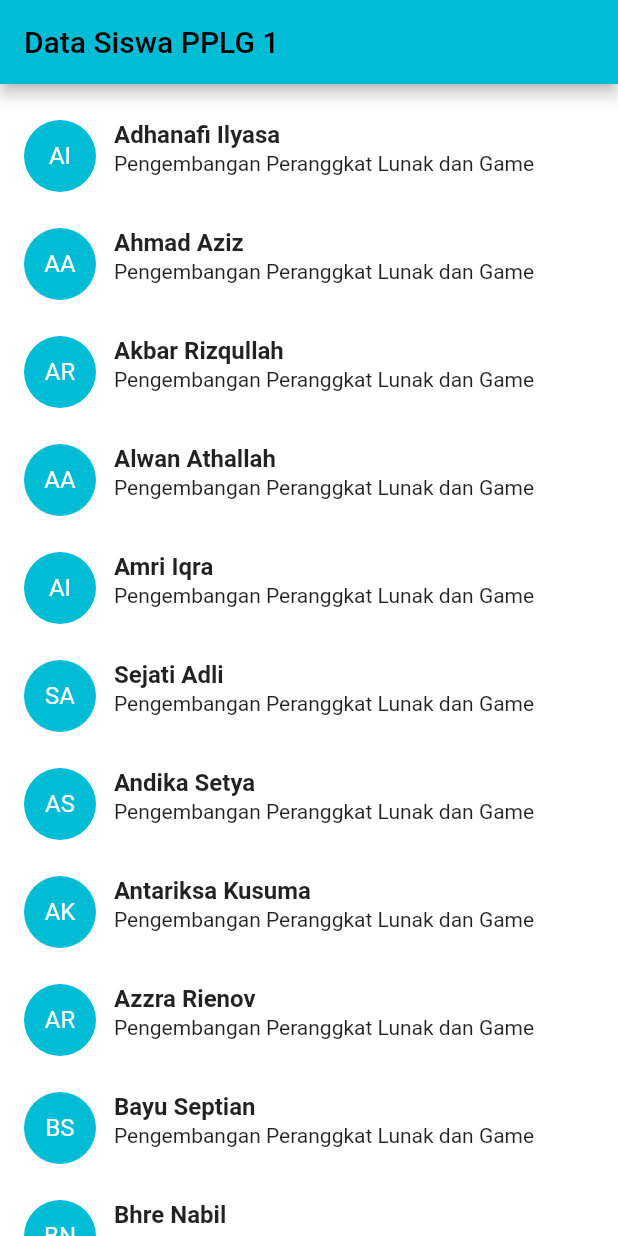
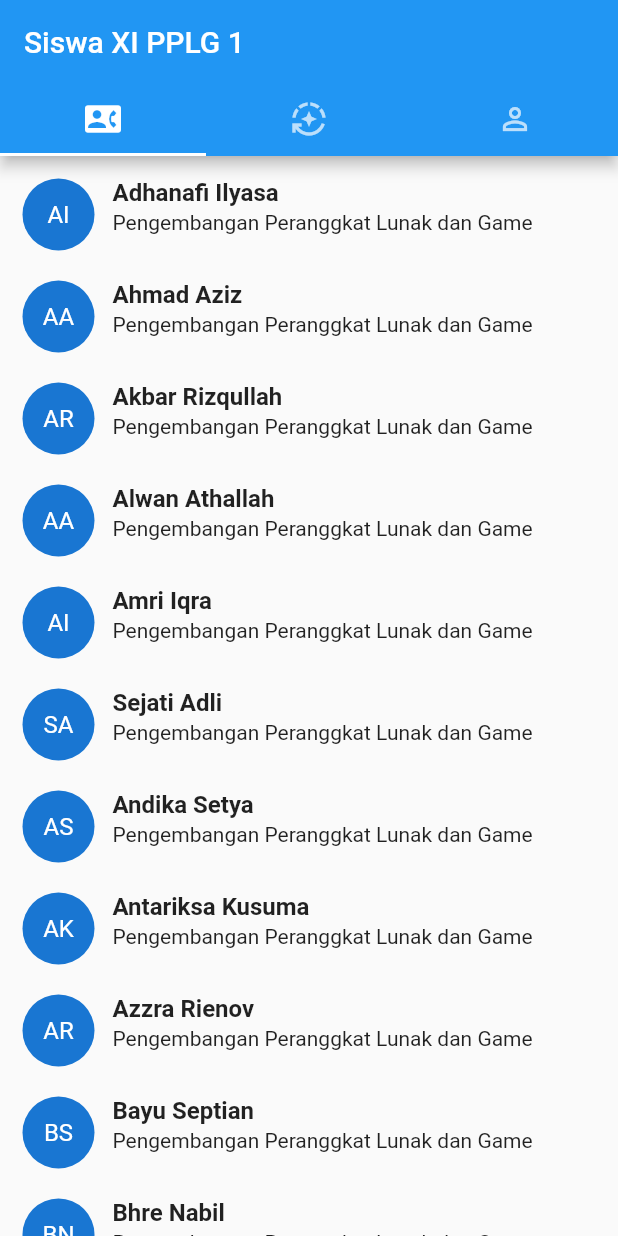
Before and after one commit to andikanatha/ListView_API, a Flutter app: the screen it shows after launch, on a phone screen of 412 x 824 dp. Run offline on Flutter 3.47's test engine with Material 2 defaults, Android fonts, the phone set to English and light mode, and no system bars.

Commit message:
style : [AN] add tabbar in navbar and delete list

```diff
--- /dev/null
+++ b/lib/Tabs.dart
@@ -0,0 +1,61 @@
+import 'package:flutter/material.dart';
+import 'package:listview_flutter/listView.dart';
+
+class Tabs extends StatefulWidget {
+  const Tabs({Key? key}) : super(key: key);
+
+  @override
+  State<Tabs> createState() => _TabsState();
+}
+
+class _TabsState extends State<Tabs> with SingleTickerProviderStateMixin {
+
+  late TabController _controller;
+  int _selectedIndex = 0;
+
+  List<Widget> list = [
+    Tab(icon: Icon(Icons.contact_phone)),
+    Tab(icon: Icon(Icons.auto_mode)),
+    Tab(icon: Icon(Icons.person_outline)),
+  ];
+
+  @override
+  void initState() {
+    // TODO: implement initState
+    super.initState();
+    // Create TabController for getting the index of current tab
+    _controller = TabController(length: list.length, vsync: this);
+
+    _controller.addListener(() {
+      setState(() {
+        _selectedIndex = _controller.index;
+      });
+      print("Selected Index: " + _controller.index.toString());
+    });
+  }
+
+  @override
+  Widget build(BuildContext context) {
+    return MaterialApp(
+      home: Scaffold(
+        appBar: AppBar(
+          bottom: TabBar(
+            onTap: (index) {
+            },
+            controller: _controller,
+            tabs: list,
+          ),
+          title: Text("Siswa XI PPLG 1"),
+        ),
+        body: TabBarView(
+         controller: _controller,
+          children: [
+            listview(),
+            Center(child: Text("Tab 2")),
+            Center(child: Text("Tab 3")),
+          ],
+        ),
+      ),
+    );
+  }
+}
--- a/lib/itemList.dart
+++ /dev/null
@@ -1,53 +0,0 @@
-import 'package:listview_flutter/userModel.dart';
-import 'package:flutter/material.dart';
-
-class ItemUser extends StatelessWidget {
-  final int index;
-  final UserModel data;
-  final void Function(UserModel) onClick;
-
-  ItemUser(this.index, this.data, this.onClick);
-
-  @override
-  Widget build(BuildContext context) {
-    return Container(
-      margin: EdgeInsets.only(top: 24, left: 16, right: 16),
-      child: InkWell(
-        child: Row(
-          crossAxisAlignment: CrossAxisAlignment.start,
-          children: <Widget>[
-            CircleAvatar(
-              radius: 24,
-              backgroundColor: Colors.cyan,
-              child: Text(
-                data.ShortName,
-                style: TextStyle(color: Colors.white),
-              ),
-            ),
-            Expanded(
-                child: Container(
-              margin: EdgeInsets.only(left: 12),
-              child: Column(
-                crossAxisAlignment: CrossAxisAlignment.stretch,
-                mainAxisAlignment: MainAxisAlignment.center,
-                children: <Widget>[
-                  Text(
-                    data.name,
-                    style: TextStyle(fontSize: 16, fontWeight: FontWeight.w600),
-                  ),
-                  Container(
-                    margin: EdgeInsets.only(top: 2),
-                    child: Text(data.Jurusan),
-                  ),
-                ],
-              ),
-            )),
-          ],
-        ),
-        onTap: () {
-          onClick(data);
-        },
-      ),
-    );
-  }
-}
--- a/lib/listView.dart
+++ b/lib/listView.dart
@@ -1,14 +1,15 @@
 import 'package:flutter/material.dart';
-import 'package:flutter/material.dart';
-import 'package:listview_flutter/itemList.dart';
 import 'package:listview_flutter/userModel.dart';
 
-class ListViewActivity extends StatefulWidget {
+
+class listview extends StatefulWidget {
+  const listview({Key? key}) : super(key: key);
+
   @override
-  State<StatefulWidget> createState() => ListViewActivityState();
+  State<listview> createState() => _listviewState();
 }
 
-class ListViewActivityState extends State<ListViewActivity> {
+class _listviewState extends State<listview> {
   List<UserModel> data = [
     UserModel(1, "AI", "Adhanafi Ilyasa", "Pengembangan Peranggkat Lunak dan Game"),
     UserModel(2, "AA", "Ahmad Aziz", "Pengembangan Peranggkat Lunak dan Game"),
@@ -30,32 +31,80 @@ class ListViewActivityState extends State<ListViewActivity> {
     UserModel(138, "HF", "Hibatullah Fawwaz", "Pengembangan Peranggkat Lunak dan Game"),
   ];
 
+Widget avatar(int index){
+    return CircleAvatar(
+      radius: 24,
+      child: Text(
+        data[index].ShortName,
+        style: TextStyle(color: Colors.white),
+      ),
+    );
+  }
+  Widget textData(int index){
+    return Expanded(child: Container(
+      margin: EdgeInsets.only(left: 12),
+      child: Column(
+        crossAxisAlignment: CrossAxisAlignment.stretch,
+        mainAxisAlignment: MainAxisAlignment.center,
+        children: <Widget>[
+          Text(
+            data[index].name,
+            style: TextStyle(fontSize: 16,
+                fontWeight: FontWeight.w600),
+          ),
+          Container(
+            margin: EdgeInsets.only(top: 2),
+            child: Text(data[index].Jurusan),
+          ),
+        ],
+      ),
+    ));
+  }
+
+
   @override
   Widget build(BuildContext context) {
     return Scaffold(
-      appBar: AppBar(
-        automaticallyImplyLeading: false,
-        backgroundColor: Colors.cyan,
-        title: Text(
-          "Data Siswa PPLG 1",
-          style: TextStyle(color: Colors.black),
-        ),
-      ),
-      body: Container(
-        decoration: BoxDecoration(color: Colors.white),
-        child: ListView.builder(
-            padding: EdgeInsets.only(bottom: 24),
-            itemCount: data.length,
-            itemBuilder: (BuildContext context, int index) {
-              return ItemUser(index, data[index], (dataModel) {
-                onListClick(dataModel);
-              });
-            }),
+      // appBar: AppBar(title: Text("Listview"),),
+      body: ListView.builder(
+        padding: EdgeInsets.all(5),
+        itemCount: data.length,
+        itemBuilder: (buildContext, index) {
+          return GestureDetector(
+            onTap: () => showDialog(context: context, builder: (BuildContext context)=> AlertDialog(
+              title: Text("Hapus Kontak"),
+              content: Text("Anda yakin ingin menghapus kontak ${data[index].name}?"),
+              actions: <Widget>[
+                FlatButton(
+                  child: Text("Ya"),
+                  onPressed: (){
+                    setState(() {
+                      data.removeAt(index);
+                    });
+                    Navigator.pop(context);
+                  },
+                ),
+                FlatButton(
+                  child: Text("Tidak"),
+                  onPressed: (){
+                    Navigator.pop(context);
+                  },
+                ),
+              ],
+            )),
+            child: Container(
+              margin: EdgeInsets.all(10),
+              child: Row(
+                crossAxisAlignment: CrossAxisAlignment.start,
+                children: <Widget>[
+                  avatar(index),
+                  textData(index),
+                ],
+              ),
+            ),
+          );
+        },
       ),
     );
   }
-
-  onListClick(UserModel dataUser) {
-    print("Data: " + dataUser.name);
-  }
 }
--- a/lib/main.dart
+++ b/lib/main.dart
@@ -1,4 +1,5 @@
 import 'package:flutter/material.dart';
+import 'package:listview_flutter/Tabs.dart';
 import 'package:listview_flutter/listView.dart';
 
 void main() {
@@ -14,9 +15,9 @@ class MyApp extends StatelessWidget {
     return MaterialApp(
       title: 'List Siswa PPLG 01',
       theme: ThemeData(
-        primarySwatch: Colors.cyan,
+        primarySwatch: Colors.teal,
       ),
-      home:  ListViewActivity(),
+      home: const Tabs(),
     );
   }
 }
```
